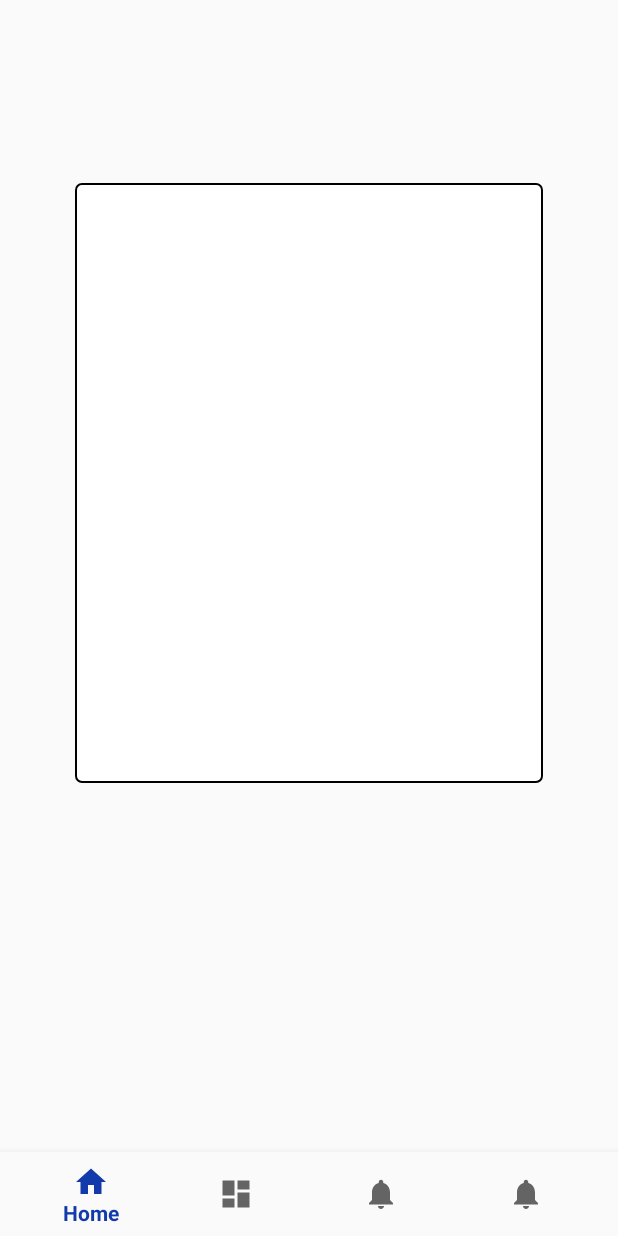
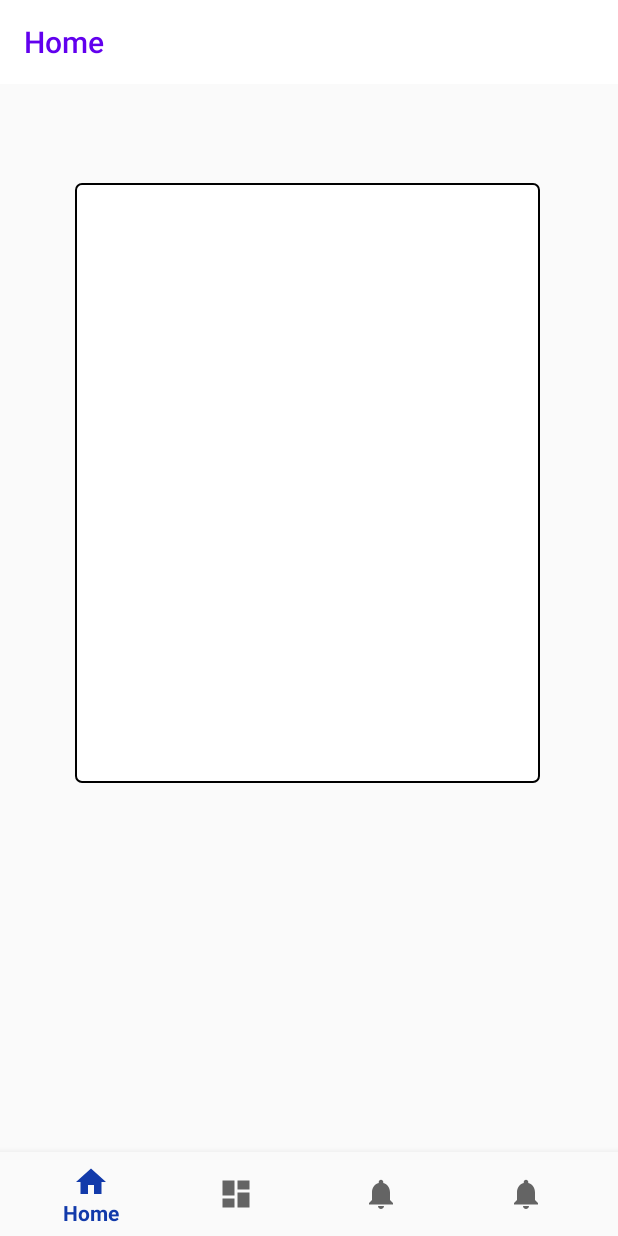
Before and after one commit to Aliraza-123/FitnessFirst, an Android app: the HomeActivity screen opened directly, with no data from a screen before it, on a phone screen of 412 x 824 dp. Run offline under Robolectric (Android 15) with nearby library versions, the phone set to English and light mode, and no system bars; our stand-ins replace navigation-ui.

Commit message:
login functionality is done

```diff
--- a/app/src/main/java/com/example/fitnessfirst/home/HomeActivity.java
+++ b/app/src/main/java/com/example/fitnessfirst/home/HomeActivity.java
@@ -1,8 +1,10 @@
 package com.example.fitnessfirst.home;
 
 import android.os.Bundle;
+import android.view.View;
 
 import androidx.appcompat.app.AppCompatActivity;
+import androidx.appcompat.widget.Toolbar;
 import androidx.navigation.NavController;
 import androidx.navigation.Navigation;
 import androidx.navigation.ui.AppBarConfiguration;
@@ -22,6 +24,7 @@ public class HomeActivity extends AppCompatActivity {
 
         binding = ActivityHomeBinding.inflate(getLayoutInflater());
         setContentView(binding.getRoot());
+        setupToolbar();
         BottomNavigationView navView = findViewById(R.id.nav_view);
         // Passing each menu ID as a set of Ids because each
         // menu should be considered as top level destinations.
@@ -31,6 +34,22 @@ public class HomeActivity extends AppCompatActivity {
         NavController navController = Navigation.findNavController(this, R.id.nav_host_fragment_activity_home);
         NavigationUI.setupActionBarWithNavController(this, navController, appBarConfiguration);
         NavigationUI.setupWithNavController(binding.navView, navController);
+
+    }
+
+
+    private void setupToolbar() {
+
+        Toolbar toolbar = findViewById(R.id.toolbar);
+        setSupportActionBar(toolbar);
+
+        toolbar.setNavigationIcon(androidx.appcompat.R.drawable.abc_ic_ab_back_material);
+        toolbar.setNavigationOnClickListener(new View.OnClickListener() {
+            @Override
+            public void onClick(View v) {
+                onBackPressed();
+            }
+        });
     }
 
 }
--- a/app/src/main/java/com/example/fitnessfirst/utils/Utils.java
+++ b/app/src/main/java/com/example/fitnessfirst/utils/Utils.java
@@ -28,6 +28,7 @@ public class Utils {
 
     private static final Pattern VALID_EMAIL_ADDRESS_REGEX =
             Pattern.compile("^[A-Z0-9._%+-]+@[A-Z0-9.-]+\\.[A-Z]{2,6}$", Pattern.CASE_INSENSITIVE);
+
     private static final Pattern VALID_PASSWORD_REGEX =
             Pattern.compile("^(?=.*[0-9])(?=.*[a-z]).{6,}$", Pattern.CASE_INSENSITIVE);
 
--- a/app/src/main/res/layout/activity_forgot_password.xml
+++ b/app/src/main/res/layout/activity_forgot_password.xml
@@ -99,6 +99,7 @@
                 android:layout_height="wrap_content"
                 android:text="Have an account?"/>
             <TextView
+                android:id="@+id/txt_signin"
                 android:layout_marginLeft="10dp"
                 android:layout_width="wrap_content"
                 android:layout_height="wrap_content"
--- a/app/src/main/res/layout/activity_home.xml
+++ b/app/src/main/res/layout/activity_home.xml
@@ -1,10 +1,22 @@
 <?xml version="1.0" encoding="utf-8"?>
 <androidx.constraintlayout.widget.ConstraintLayout xmlns:android="http://schemas.android.com/apk/res/android"
     xmlns:app="http://schemas.android.com/apk/res-auto"
+    xmlns:tools="http://schemas.android.com/tools"
     android:id="@+id/container"
     android:layout_width="match_parent"
-    android:layout_height="match_parent"
-    android:paddingTop="?attr/actionBarSize">
+    android:layout_height="match_parent">
+
+    <androidx.appcompat.widget.Toolbar
+        android:id="@+id/toolbar"
+        android:layout_width="match_parent"
+        android:layout_height="?attr/actionBarSize"
+        android:background="@color/white"
+        app:layout_constraintEnd_toEndOf="parent"
+        app:layout_constraintStart_toStartOf="parent"
+        app:layout_constraintTop_toTopOf="parent"
+        app:title="Fitness First"
+        app:titleTextColor="@color/blue" />
+
 
     <com.google.android.material.bottomnavigation.BottomNavigationView
         android:id="@+id/nav_view"
@@ -21,13 +33,15 @@
     <fragment
         android:id="@+id/nav_host_fragment_activity_home"
         android:name="androidx.navigation.fragment.NavHostFragment"
-        android:layout_width="match_parent"
-        android:layout_height="match_parent"
+        android:layout_width="410dp"
+        android:layout_height="619dp"
         app:defaultNavHost="true"
-        app:layout_constraintBottom_toTopOf="@id/nav_view"
-        app:layout_constraintLeft_toLeftOf="parent"
-        app:layout_constraintRight_toRightOf="parent"
-        app:layout_constraintTop_toTopOf="parent"
+        app:layout_constraintBottom_toTopOf="@+id/nav_view"
+        app:layout_constraintEnd_toEndOf="parent"
+        app:layout_constraintHorizontal_bias="0.0"
+        app:layout_constraintStart_toStartOf="parent"
+        app:layout_constraintTop_toBottomOf="@+id/toolbar"
+        app:layout_constraintVertical_bias="0.0"
         app:navGraph="@navigation/mobile_navigation" />
 
 </androidx.constraintlayout.widget.ConstraintLayout>
--- a/app/src/main/res/layout/activity_login.xml
+++ b/app/src/main/res/layout/activity_login.xml
@@ -65,8 +65,10 @@
             android:text="Email" />
 
         <EditText
+            android:id="@+id/edt_email"
             android:layout_width="match_parent"
             android:layout_height="40dp"
+            android:padding="10dp"
             android:background="@drawable/edittext_border" />
 
 
@@ -78,8 +80,10 @@
             android:text="Password" />
 
         <EditText
+            android:id="@+id/edt_password"
             android:layout_width="match_parent"
             android:layout_height="40dp"
+            android:padding="10dp"
             android:background="@drawable/edittext_border"
             android:inputType="textPassword" />
 
--- a/app/src/main/res/layout/activity_signup.xml
+++ b/app/src/main/res/layout/activity_signup.xml
@@ -112,7 +112,7 @@
             android:textStyle="bold"
             android:textColor="@color/white"
             android:backgroundTint="@color/blue"
-            android:text="Sign in" />
+            android:text="Sign up" />
 
         <LinearLayout
             android:layout_marginTop="10dp"
```
Also changed, not shown: app/src/main/java/com/example/fitnessfirst/login/ForgotPasswordActivity.java (+12 -3 lines), app/src/main/java/com/example/fitnessfirst/login/LoginActivity.java (+36 -14 lines), app/src/main/java/com/example/fitnessfirst/login/SignUpActivity.java (+10 -2 lines), app/src/main/java/com/example/fitnessfirst/repository/FirebaseDatabaseHelper.java (+69 -5 lines).
